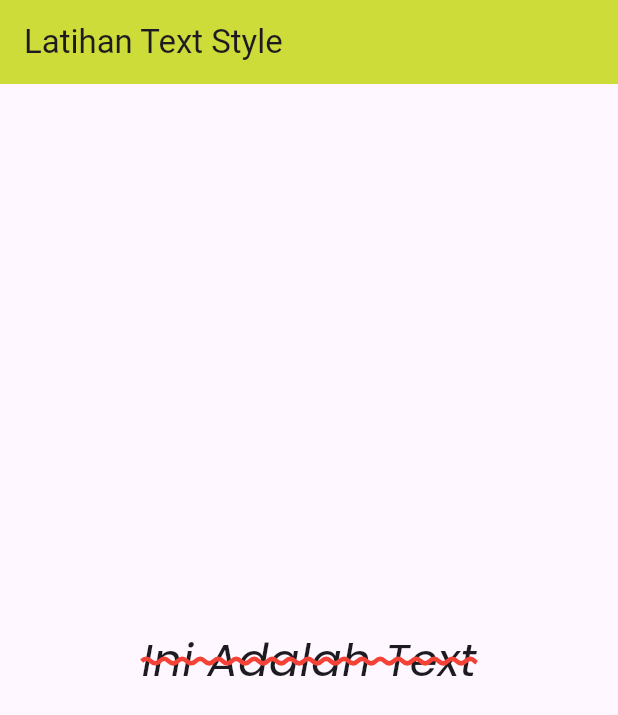
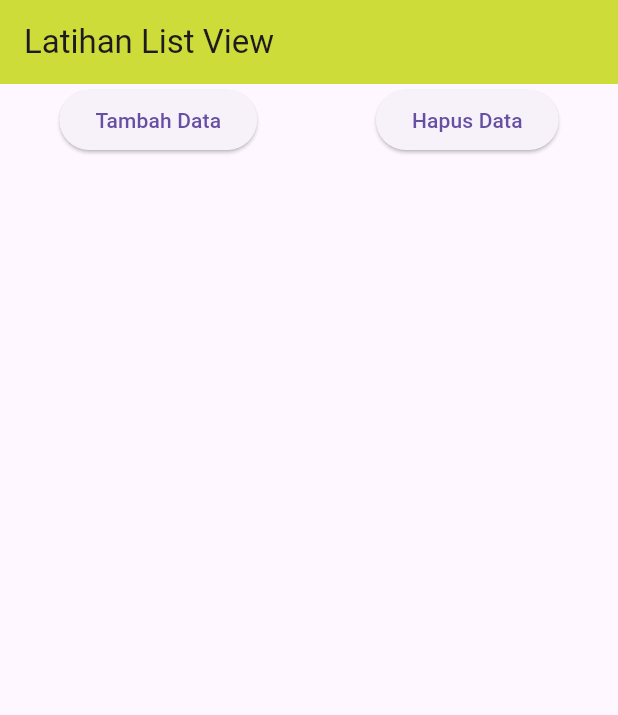
Before and after one commit to yabsiraditya/learn-flutter, a Flutter app: the screen it shows after launch, on a phone screen of 412 x 824 dp. Shown: the top 715 px of the screen. Run offline on Flutter 3.47's test engine with Material 3 defaults, Android fonts, the phone set to English and light mode, and no system bars.

Commit message:
day 3 learn-flutter List View

```diff
--- a/lib/main.dart
+++ b/lib/main.dart
@@ -1,4 +1,5 @@
 import 'package:flutter/material.dart';
+import 'dart:math';
 
 void main() => runApp(MyApp());
 
@@ -10,34 +11,51 @@ class MyApp extends StatefulWidget {
 }
 
 class _MyAppState extends State<MyApp> {
-  String message = "Ini Adalah Text";
+  List<Widget> widgets = [];
 
-  void tekanTombol() {
-    setState(() {
-      message = "Tombol Udah ditekan";
-    });
-  }
+  int counter = 1;
 
   @override
   Widget build(BuildContext context) {
     return MaterialApp(
       home: Scaffold(
         appBar: AppBar(
-          title: Text("Latihan Text Style"),
+          title: Text("Latihan List View"),
           backgroundColor: Colors.lime,
         ),
-        body: Center(
-          child: Text(
-            "Ini Adalah Text",
-            style: TextStyle(
-                fontFamily: "Poppins",
-                fontStyle: FontStyle.italic,
-                fontSize: 30,
-                decoration: TextDecoration.lineThrough,
-                decorationColor: Colors.red,
-                decorationThickness: 2,
-                decorationStyle: TextDecorationStyle.wavy),
-          ),
+        body: ListView(
+          children: <Widget>[
+            Row(
+              mainAxisAlignment: MainAxisAlignment.spaceAround,
+              children: <Widget>[
+                ElevatedButton(
+                  onPressed: () {
+                    setState(() {
+                      widgets.add(Text(
+                        "Data Ke-" + counter.toString(),
+                        style: TextStyle(fontSize: 30),
+                      ));
+                      counter++;
+                    });
+                  },
+                  child: Text("Tambah Data"),
+                ),
+                ElevatedButton(
+                  onPressed: () {
+                    setState(() {
+                      widgets.removeLast();
+                      counter--;
+                    });
+                  },
+                  child: Text("Hapus Data"),
+                ),
+              ],
+            ),
+            Column(
+              crossAxisAlignment: CrossAxisAlignment.start,
+              children: widgets,
+            ),
+          ],
         ),
       ),
     );
```
